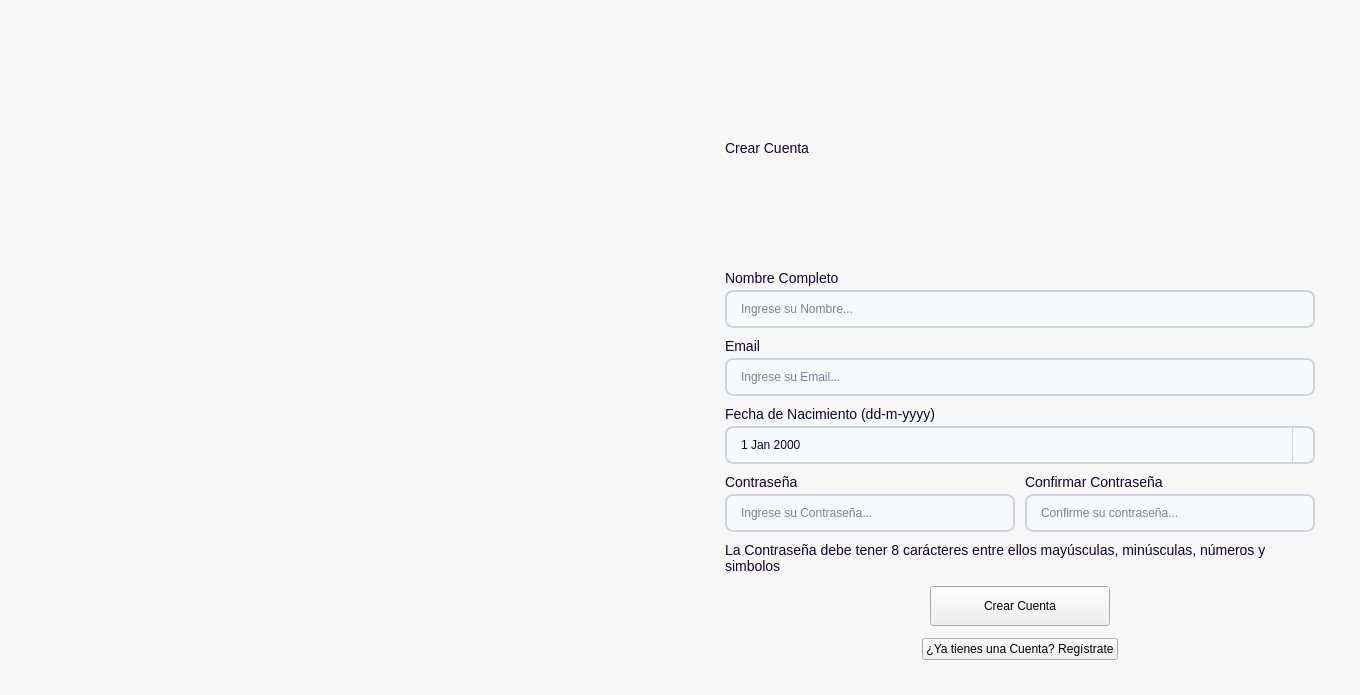
Before: the Qt Designer form app/ui/createAccount.ui in Brando-1510/Proyecto-Integrador-2.0, drawn with Qt 5.
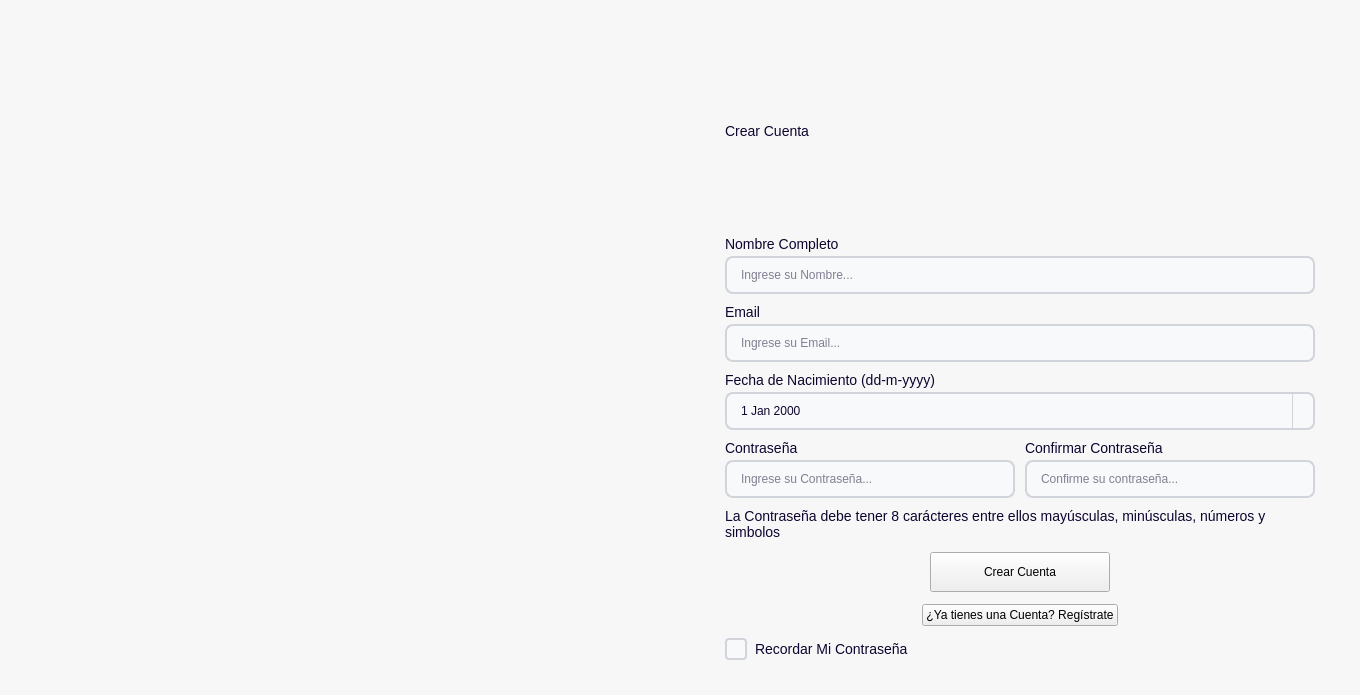
After: the same form once the commit is applied. Icons and pictures are not drawn.

Commit message: agregando checkbox

Diff of the .ui file:
```diff
--- a/app/ui/createAccount.ui
+++ b/app/ui/createAccount.ui
@@ -141,6 +141,65 @@
     background: transparent;
     outline: none;
 }
+/*
+-----------------------------------------------------------------------------------------------------
+CheckBox
+-----------------------------------------------------------------------------------------------------
+*/
+
+QCheckBox {
+    spacing: 8px; /* Espacio entre la cajita y el texto */
+    font-size: 14px;
+    color: #0E042F;
+}
+
+/* --- ESTADO BASE (CAJITA) --- */
+
+QCheckBox::indicator {
+    width: 18px;
+    height: 18px;
+    background-color: #F8F9FA;
+    border: 2px solid #D1D5DB;
+    border-radius: 4px;
+}
+
+/* --- HOVER --- */
+
+QCheckBox::indicator:hover {
+    border: 2px solid #9CA3AF;
+    background-color: #F3F4F6;
+}
+
+/* --- CHECKED (SELECCIONADO) --- */
+
+QCheckBox::indicator:checked {
+    background-color: #5D38BB;
+    border: 2px solid #5D38BB;
+    /* Puedes usar una imagen/icono personalizado para la palomita (check) o dejar que Qt dibuje una por defecto */
+    /* image: url(:/icons/check.png); */
+}
+
+QCheckBox::indicator:checked:hover {
+    background-color: #744BCC;
+    border: 2px solid #744BCC;
+}
+
+/* --- FOCUS --- */
+
+QCheckBox:focus {
+    color: #5D38BB;
+}
+
+/* --- DISABLED --- */
+
+QCheckBox:disabled {
+    color: #9CA3AF;
+}
+
+QCheckBox::indicator:disabled {
+    background-color: #E5E7EB;
+    border: 2px solid #D1D5DB;
+}
    </string>
   </property>
   <layout class="QHBoxLayout" name="horizontalLayout_8">
@@ -564,6 +623,13 @@
            </item>
           </layout>
          </item>
+         <item>
+          <widget class="QCheckBox" name="checkBoxRecordar">
+           <property name="text">
+            <string>Recordar Mi Contraseña</string>
+           </property>
+          </widget>
+         </item>
         </layout>
        </item>
       </layout>
```
The commit also changes 1 other file.
